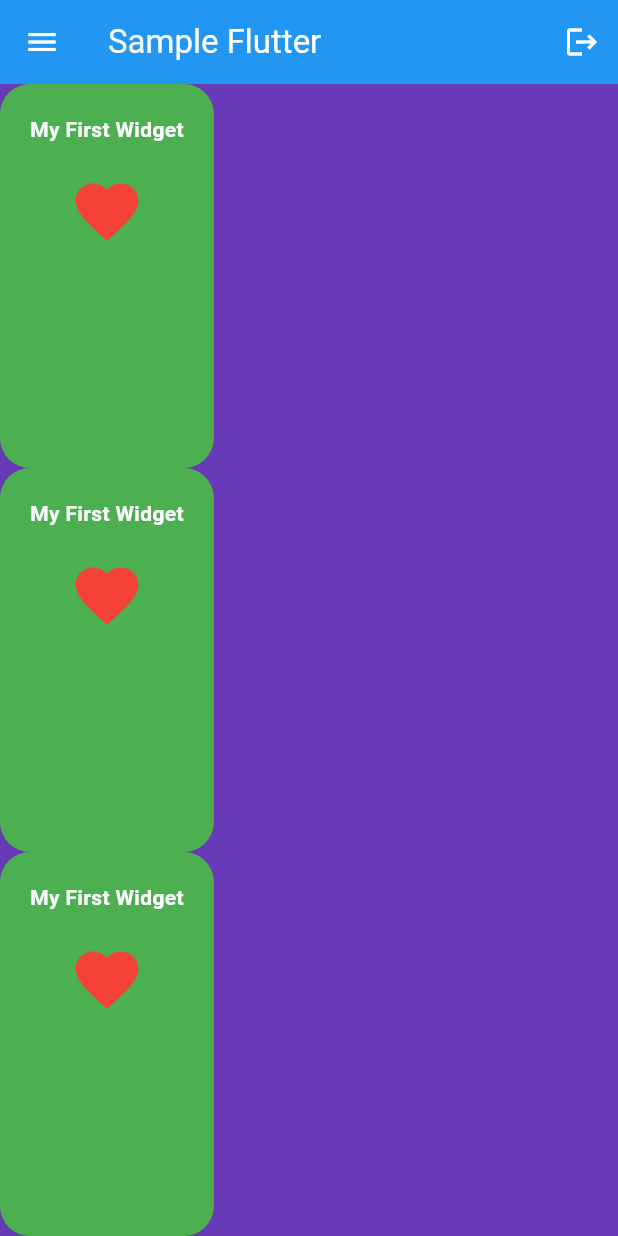
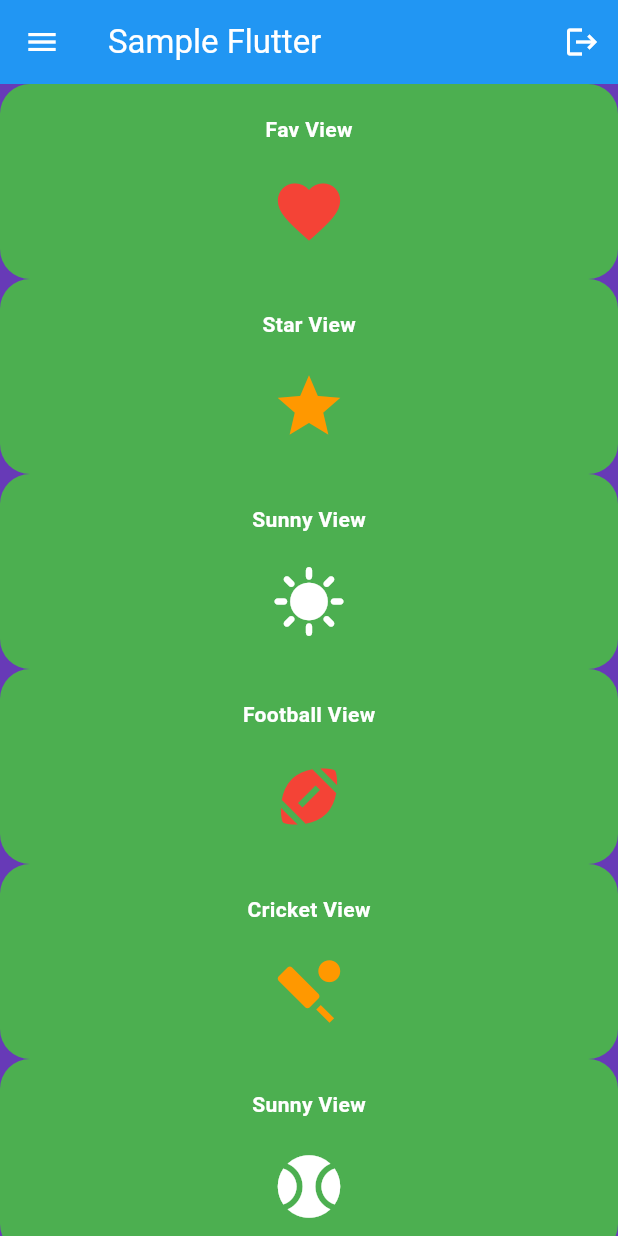
Before and after one commit to shamiul110107/Flutter-Learning, a Flutter app: the screen it shows after launch, on a phone screen of 412 x 824 dp. Run offline on Flutter 3.47's test engine with Material 3 defaults, Android fonts, the phone set to English and light mode, and no system bars.

Commit message:
Use list view to show full list of data

```diff
--- a/lib/main.dart
+++ b/lib/main.dart
@@ -30,77 +30,63 @@ class MyApp extends StatelessWidget {
                 icon: const Icon(Icons.logout))
           ],
         ),
-        body: Column(
-          crossAxisAlignment: CrossAxisAlignment.end,
-          children: [
-            Expanded(
-              child: Container(
-                decoration: BoxDecoration(
-                    color: Colors.green,
-                    borderRadius: BorderRadius.circular(20)),
-                padding: const EdgeInsets.all(20),
-                child: const Column(
-                  children: [
-                    Text(
-                      "My First Widget",
-                      style: TextStyle(
-                          color: Colors.white,
-                          fontSize: 14,
-                          fontWeight: FontWeight.bold,
-                          backgroundColor: Colors.transparent),
-                    ),
-                    SizedBox(height: 20),
-                    Icon(Icons.favorite, color: Colors.red, size: 50)
-                  ],
-                ),
-              ),
-            ),
-            Expanded(
-              child: Container(
-                decoration: BoxDecoration(
-                    color: Colors.green, borderRadius: BorderRadius.circular(20)),
-                padding: const EdgeInsets.all(20),
-                child: const Column(
-                  children: [
-                    Text(
-                      "My First Widget",
-                      style: TextStyle(
-                          color: Colors.white,
-                          fontSize: 14,
-                          fontWeight: FontWeight.bold,
-                          backgroundColor: Colors.transparent),
-                    ),
-                    SizedBox(height: 20),
-                    Icon(Icons.favorite, color: Colors.red, size: 50)
-                  ],
-                ),
-              ),
-            ),
-            Expanded(
-              child: Container(
-                decoration: BoxDecoration(
-                    color: Colors.green,
-                    borderRadius: BorderRadius.circular(20)),
-                padding: const EdgeInsets.all(20),
-                child: const Column(
-                  children: [
-                    Text(
-                      "My First Widget",
-                      style: TextStyle(
-                          color: Colors.white,
-                          fontSize: 14,
-                          fontWeight: FontWeight.bold,
-                          backgroundColor: Colors.transparent),
-                    ),
-                    SizedBox(height: 20),
-                    Icon(Icons.favorite, color: Colors.red, size: 50)
-                  ],
-                ),
-              ),
-            ),
+        body: ListView(
+          scrollDirection: Axis.vertical,
+          children: const [
+            BoxWidget(text: "Fav View", icon: Icons.favorite, iconColor: Colors.red),
+            BoxWidget(text: "Star View", icon: Icons.star, iconColor: Colors.orange),
+            BoxWidget(text: "Sunny View", icon: Icons.sunny, iconColor: Colors.white),
+            BoxWidget(text: "Football View", icon: Icons.sports_football, iconColor: Colors.red),
+            BoxWidget(text: "Cricket View", icon: Icons.sports_cricket, iconColor: Colors.orange),
+            BoxWidget(text: "Sunny View", icon: Icons.sports_baseball, iconColor: Colors.white),
+            BoxWidget(text: "Fav View", icon: Icons.favorite, iconColor: Colors.red),
+            BoxWidget(text: "Star View", icon: Icons.star, iconColor: Colors.orange),
+            BoxWidget(text: "Sunny View", icon: Icons.sunny, iconColor: Colors.white)
           ],
         ),
       ),
     );
   }
 }
+
+class BoxWidget extends StatelessWidget {
+  final String text;
+  final IconData icon;
+  final Color iconColor;
+
+  const BoxWidget({
+    super.key,
+    required this.text,
+    required this.icon,
+    required this.iconColor,
+  });
+
+  @override
+  Widget build(BuildContext context) {
+    return Container(
+      decoration: BoxDecoration(
+        color: Colors.green,
+        borderRadius: BorderRadius.circular(20),
+      ),
+      padding: const EdgeInsets.all(20),
+      child: Column(
+        children: [
+          Text(
+            text,
+            style: const TextStyle(
+              color: Colors.white,
+              fontSize: 14,
+              fontWeight: FontWeight.bold,
+            ),
+          ),
+          const SizedBox(height: 20),
+          Icon(
+            icon,
+            color: iconColor,
+            size: 50,
+          ),
+        ],
+      ),
+    );
+  }
+}
```
